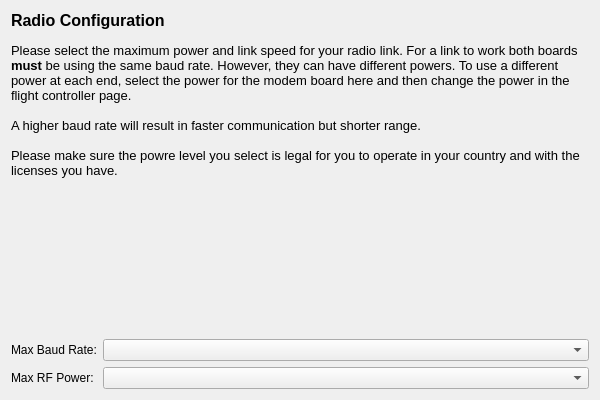
First picture: the form in ground/gcs/src/plugins/rfmbindwizard/pages/configurepage.ui, repository TauLabs/TauLabs, before the edit.
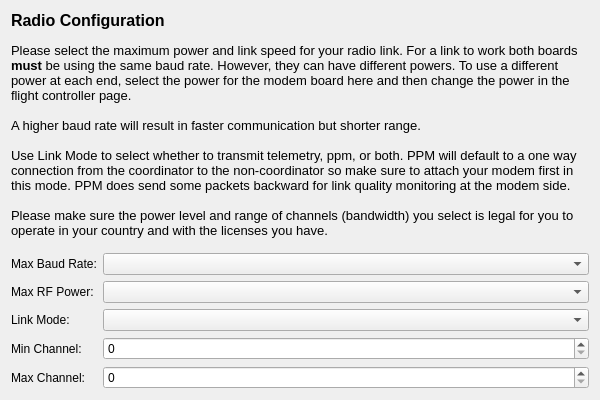
Second picture: the form after the edit.

Commit message: GCS/Rfm Bind: add options for channels and link mode

What changed in the file:
```diff
--- a/ground/gcs/src/plugins/rfmbindwizard/pages/configurepage.ui
+++ b/ground/gcs/src/plugins/rfmbindwizard/pages/configurepage.ui
@@ -39,7 +39,9 @@
 &lt;p style=&quot;-qt-paragraph-type:empty; margin-top:0px; margin-bottom:0px; margin-left:0px; margin-right:0px; -qt-block-indent:0; text-indent:0px; font-family:'MS Shell Dlg 2'; font-size:10pt;&quot;&gt;&lt;br /&gt;&lt;/p&gt;
 &lt;p style=&quot; margin-top:0px; margin-bottom:0px; margin-left:0px; margin-right:0px; -qt-block-indent:0; text-indent:0px;&quot;&gt;&lt;span style=&quot; font-family:'MS Shell Dlg 2'; font-size:10pt;&quot;&gt;A higher baud rate will result in faster communication but shorter range.&lt;/span&gt;&lt;/p&gt;
 &lt;p style=&quot;-qt-paragraph-type:empty; margin-top:0px; margin-bottom:0px; margin-left:0px; margin-right:0px; -qt-block-indent:0; text-indent:0px; font-family:'MS Shell Dlg 2'; font-size:10pt;&quot;&gt;&lt;br /&gt;&lt;/p&gt;
-&lt;p style=&quot; margin-top:0px; margin-bottom:0px; margin-left:0px; margin-right:0px; -qt-block-indent:0; text-indent:0px;&quot;&gt;&lt;span style=&quot; font-family:'MS Shell Dlg 2'; font-size:10pt;&quot;&gt;Please make sure the powre level you select is legal for you to operate in your country and with the licenses you have.&lt;/span&gt;&lt;/p&gt;&lt;/body&gt;&lt;/html&gt;</string>
+&lt;p style=&quot; margin-top:0px; margin-bottom:0px; margin-left:0px; margin-right:0px; -qt-block-indent:0; text-indent:0px;&quot;&gt;&lt;span style=&quot; font-family:'MS Shell Dlg 2'; font-size:10pt;&quot;&gt;Use Link Mode to select whether to transmit telemetry, ppm, or both. PPM will default to a one way connection from the coordinator to the non-coordinator so make sure to attach your modem first in this mode. PPM does send some packets backward for link quality monitoring at the modem side.&lt;/span&gt;&lt;/p&gt;
+&lt;p style=&quot;-qt-paragraph-type:empty; margin-top:0px; margin-bottom:0px; margin-left:0px; margin-right:0px; -qt-block-indent:0; text-indent:0px; font-family:'MS Shell Dlg 2'; font-size:10pt;&quot;&gt;&lt;br /&gt;&lt;/p&gt;
+&lt;p style=&quot; margin-top:0px; margin-bottom:0px; margin-left:0px; margin-right:0px; -qt-block-indent:0; text-indent:0px;&quot;&gt;&lt;span style=&quot; font-family:'MS Shell Dlg 2'; font-size:10pt;&quot;&gt;Please make sure the power level and range of channels (bandwidth) you select is legal for you to operate in your country and with the licenses you have.&lt;/span&gt;&lt;/p&gt;&lt;/body&gt;&lt;/html&gt;</string>
      </property>
      <property name="textFormat">
       <enum>Qt::AutoText</enum>
@@ -90,6 +92,56 @@
      <item row="1" column="1">
       <widget class="QComboBox" name="cbRfPower"/>
      </item>
+     <item row="3" column="0">
+      <widget class="QLabel" name="label_4">
+       <property name="text">
+        <string>Min Channel:</string>
+       </property>
+      </widget>
+     </item>
+     <item row="4" column="0">
+      <widget class="QLabel" name="label_5">
+       <property name="text">
+        <string>Max Channel:</string>
+       </property>
+      </widget>
+     </item>
+     <item row="2" column="0">
+      <widget class="QLabel" name="label_6">
+       <property name="text">
+        <string>Link Mode:</string>
+       </property>
+      </widget>
+     </item>
+     <item row="2" column="1">
+      <widget class="QComboBox" name="cbLinkMode"/>
+     </item>
+     <item row="3" column="1">
+      <widget class="QSpinBox" name="sbMinChannel">
+       <property name="minimumSize">
+        <size>
+         <width>95</width>
+         <height>0</height>
+        </size>
+       </property>
+       <property name="maximum">
+        <number>250</number>
+       </property>
+      </widget>
+     </item>
+     <item row="4" column="1">
+      <widget class="QSpinBox" name="sbMaxChannel">
+       <property name="minimumSize">
+        <size>
+         <width>95</width>
+         <height>0</height>
+        </size>
+       </property>
+       <property name="maximum">
+        <number>250</number>
+       </property>
+      </widget>
+     </item>
     </layout>
    </item>
   </layout>
```
The commit also changes 2 other files.
